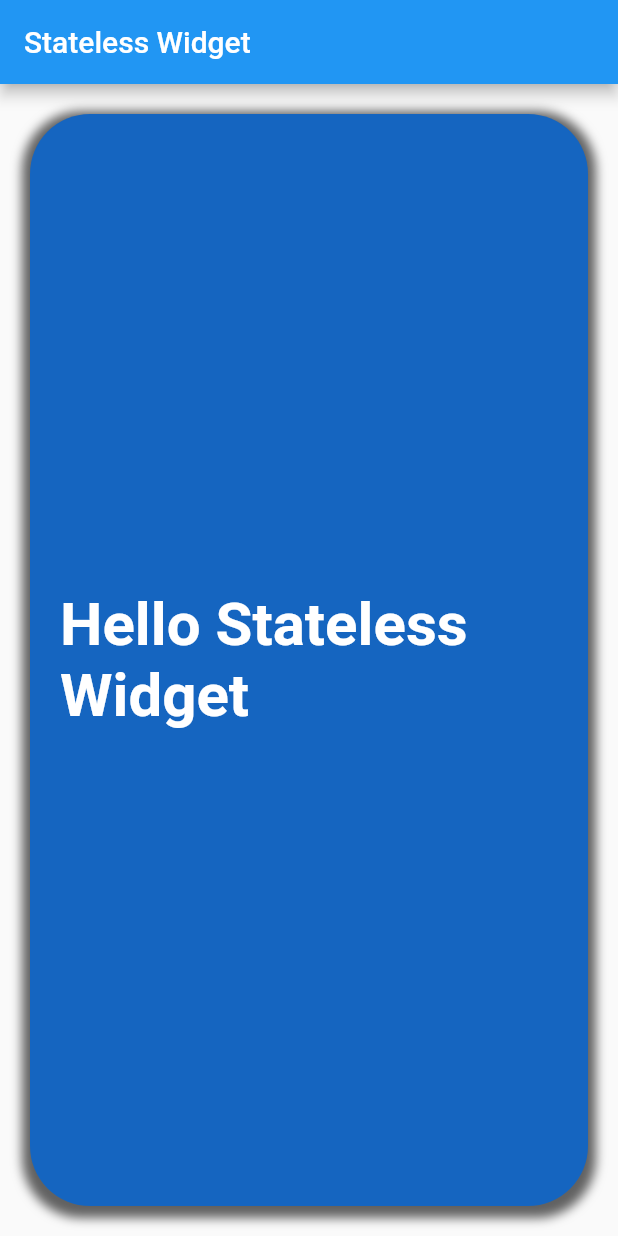
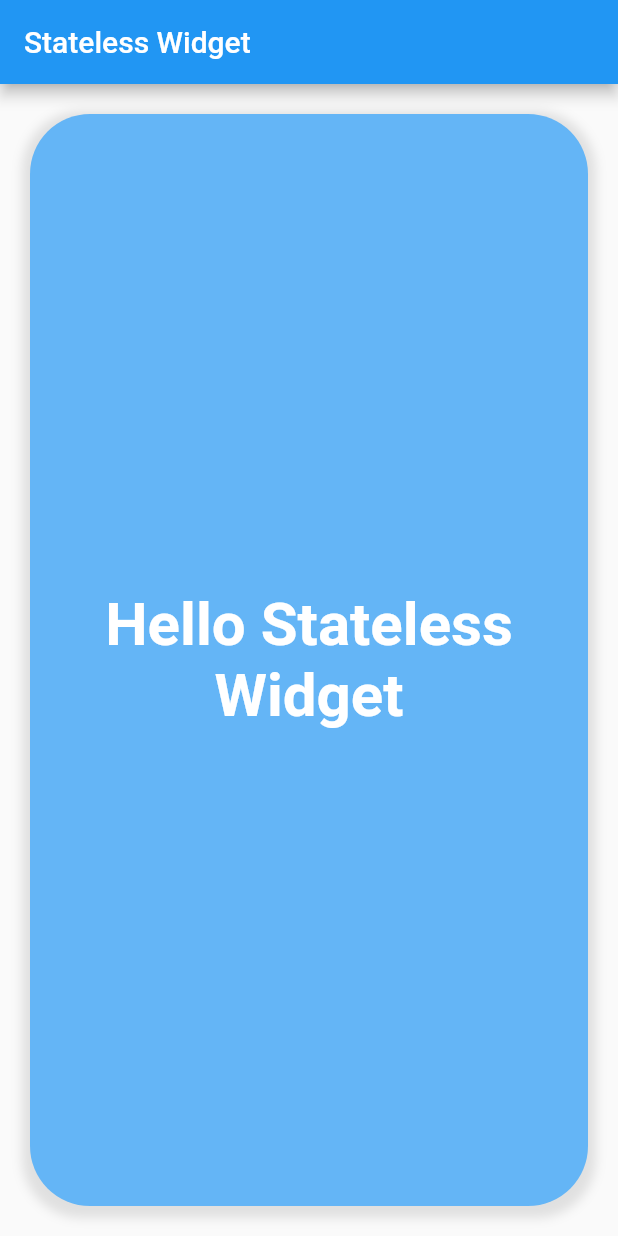
Before and after one commit to minlwin/learning-flutter, a Flutter app: the screen it shows after launch, on a phone screen of 412 x 824 dp. Run offline on Flutter 3.47's test engine with Material 2 defaults, Android fonts, the light colour scheme and no system bars.

Commit message:
Update Box Style

```diff
--- a/01.basic/f02_stateless_widget/lib/main.dart
+++ b/01.basic/f02_stateless_widget/lib/main.dart
@@ -32,15 +32,16 @@ class MyBody extends StatelessWidget {
           name,
           style: TextStyle(
               fontSize: 40, color: Colors.white, fontWeight: FontWeight.bold),
+          textAlign: TextAlign.center,
         ),
         margin: EdgeInsets.all(20),
         padding: EdgeInsets.all(20),
         decoration: BoxDecoration(
-            color: Colors.blue[800],
+            color: Colors.blue[300],
             borderRadius: BorderRadius.circular(40),
             boxShadow: [
               BoxShadow(
-                  color: Colors.grey[700],
+                  color: Colors.grey[300],
                   spreadRadius: 5,
                   blurRadius: 5,
                   offset: Offset(0, 3))
```
